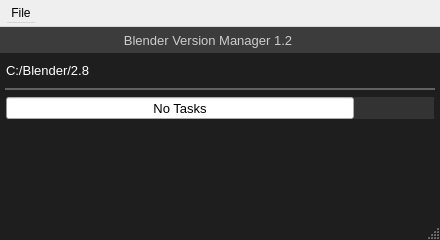
This is main_window_design.ui in DotBow/Blender-Version-Manager as Qt 5 draws it before an edit. The edited form follows.
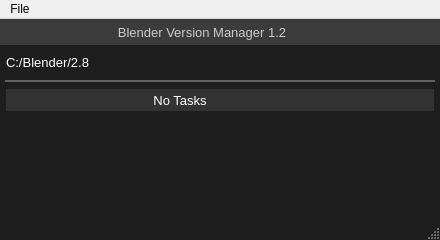
This is the edited form. Icons and pictures are not drawn.

Commit message: Final design. Updated build settings.

What changed in the file:
```diff
--- a/main_window_design.ui
+++ b/main_window_design.ui
@@ -101,7 +101,7 @@
 {
 	background-color: rgb(60, 60, 60);
 	border-style: solid;
-	border-width: 6px;
+	border-width: 6px 0px 6px 0px;
 }
 
 QPushButton:pressed
@@ -112,6 +112,11 @@
 QPushButton:hover
 {
 	background-color: rgb(80, 80, 80);
+}
+
+QPushButton::menu-indicator 
+{
+	image: none;
 }</string>
         </property>
         <property name="text">
@@ -282,6 +287,9 @@
     </item>
     <item>
      <layout class="QHBoxLayout" name="layoutRootFolderSettings">
+      <property name="spacing">
+       <number>0</number>
+      </property>
       <property name="leftMargin">
        <number>6</number>
       </property>
@@ -526,7 +534,7 @@
 QProgressBar::chunk 
 {
     background: rgb(49, 117, 52);
-}f</string>
+}</string>
         </property>
         <property name="value">
          <number>0</number>
@@ -662,6 +670,9 @@
       <property name="orientation">
        <enum>Qt::Vertical</enum>
       </property>
+      <property name="sizeType">
+       <enum>QSizePolicy::MinimumExpanding</enum>
+      </property>
       <property name="sizeHint" stdset="0">
        <size>
         <width>20</width>
@@ -678,11 +689,14 @@
      <x>0</x>
      <y>0</y>
      <width>440</width>
-     <height>29</height>
+     <height>21</height>
     </rect>
    </property>
    <property name="styleSheet">
-    <string notr="true">padding: 4px 1px 4px 1px;</string>
+    <string notr="true"/>
+   </property>
+   <property name="nativeMenuBar">
+    <bool>false</bool>
    </property>
    <widget class="QMenu" name="menuFile">
     <property name="styleSheet">
```
Left out of the diff: 49 changed lines with no effect on the pictures. The commit also changes 7 other files.
